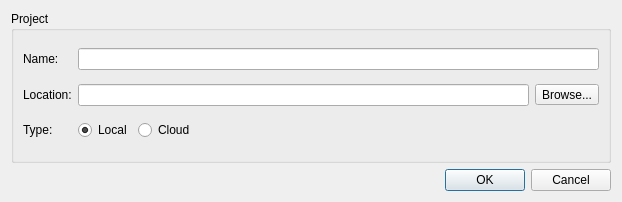
This is gns3/ui/new_project_dialog.ui in GNS3/gns3-gui as Qt 5 draws it before an edit. The edited form follows.
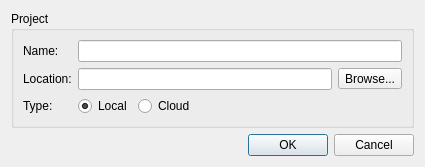
This is the edited form.

```diff
--- a/gns3/ui/new_project_dialog.ui
+++ b/gns3/ui/new_project_dialog.ui
@@ -9,8 +9,8 @@
    <rect>
     <x>0</x>
     <y>0</y>
-    <width>622</width>
-    <height>202</height>
+    <width>472</width>
+    <height>175</height>
    </rect>
   </property>
   <property name="windowTitle">
@@ -20,6 +20,9 @@
    <bool>true</bool>
   </property>
   <layout class="QGridLayout" name="gridLayout_2">
+   <property name="sizeConstraint">
+    <enum>QLayout::SetFixedSize</enum>
+   </property>
    <item row="1" column="0">
     <widget class="QDialogButtonBox" name="uiButtonBox">
      <property name="orientation">
```
